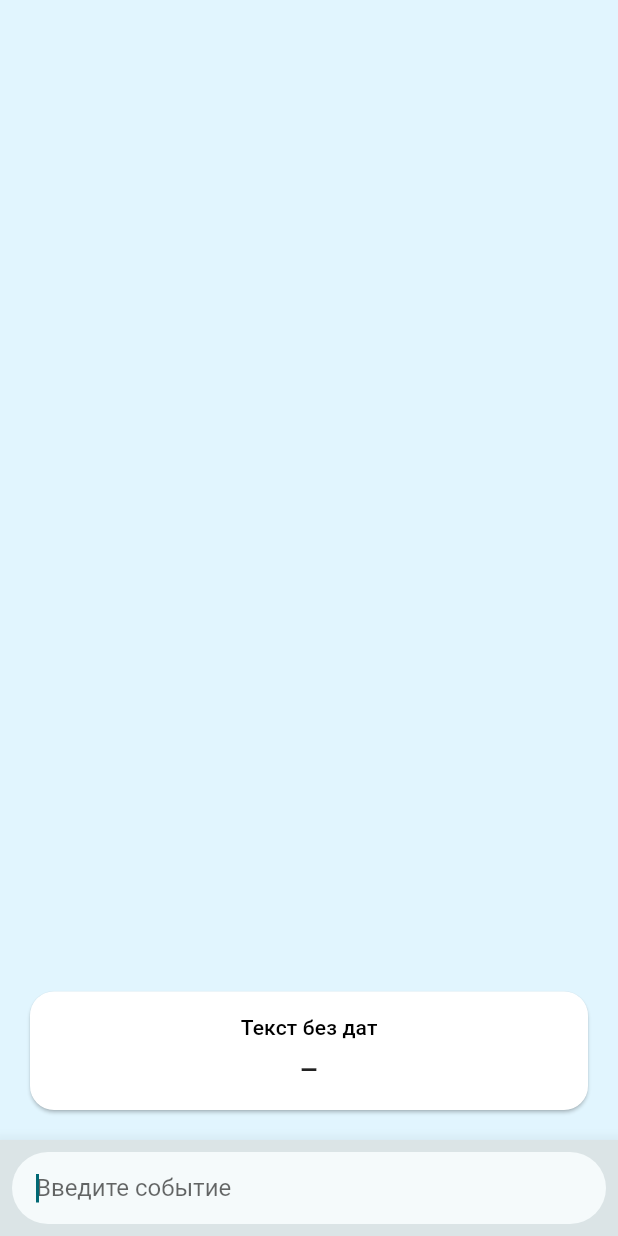
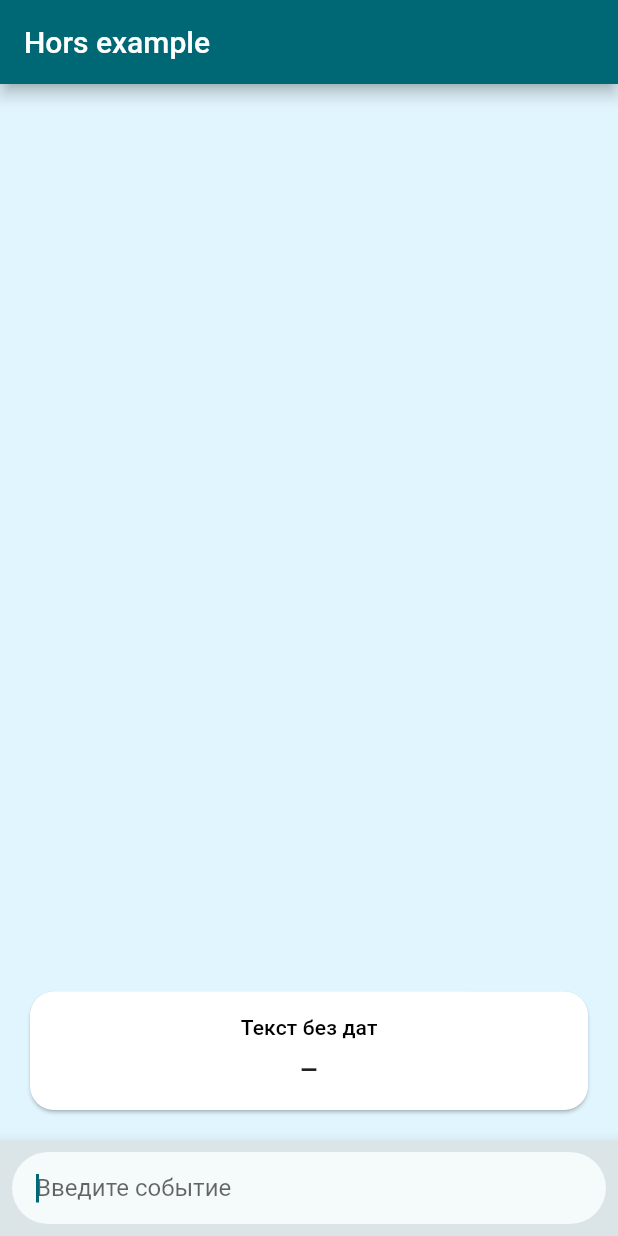
Before and after one commit to Vorkytaka/hors, a Flutter app: the screen it shows after launch, on a phone screen of 412 x 824 dp. Run offline on Flutter 3.47's test engine with Material 2 defaults, Android fonts, the phone set to English and light mode, and no system bars; missing offline and left inert: dart:js.

Commit message:
Bump version, update md files, update flutter example

```diff
--- a/example/flutter_app/lib/main.dart
+++ b/example/flutter_app/lib/main.dart
@@ -1,3 +1,7 @@
+import 'dart:js' as js;
+import 'dart:math';
+
+import 'package:flutter/foundation.dart';
 import 'package:flutter/material.dart';
 import 'package:hors/hors.dart';
 import 'package:intl/date_symbol_data_local.dart';
@@ -63,10 +67,37 @@ class Page extends StatelessWidget {
 
   @override
   Widget build(BuildContext context) {
-    return const Scaffold(
+    final mediaQuery = MediaQuery.of(context);
+    final double width = min(600, mediaQuery.size.width);
+
+    return Scaffold(
+      appBar: AppBar(
+        title: const Text('Hors example'),
+        actions: [
+          if (kIsWeb)
+            TextButton(
+              style: TextButton.styleFrom(
+                foregroundColor: Colors.white,
+                padding: const EdgeInsets.symmetric(horizontal: 24),
+              ),
+              onPressed: () {
+                js.context.callMethod(
+                  'open',
+                  ['https://github.com/Vorkytaka/hors'],
+                );
+              },
+              child: const Text('Github'),
+            ),
+        ],
+      ),
       body: SafeArea(
         bottom: false,
-        child: Body(),
+        child: Center(
+          child: SizedBox(
+            width: width,
+            child: const Body(),
+          ),
+        ),
       ),
     );
   }
--- a/pubspec.yaml
+++ b/pubspec.yaml
@@ -1,6 +1,6 @@
 name: hors
 description: A simple Dart package to extract date and time from Russian texts.
-version: 0.9.1
+version: 0.9.2
 repository: https://github.com/Vorkytaka/hors
 
 environment:
```
Also changed, not shown: 2 other files.
